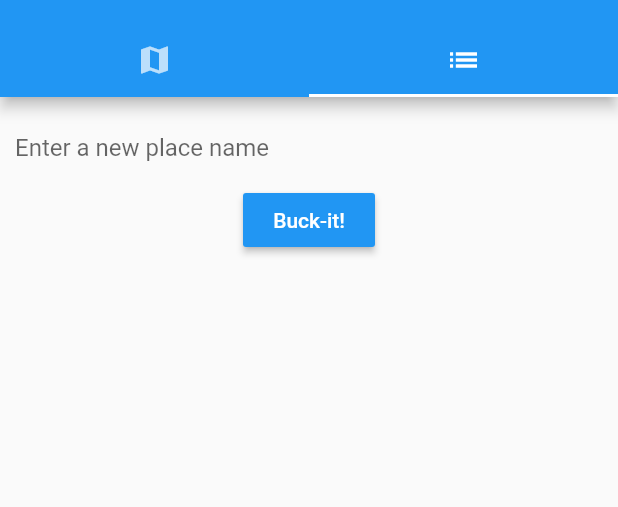
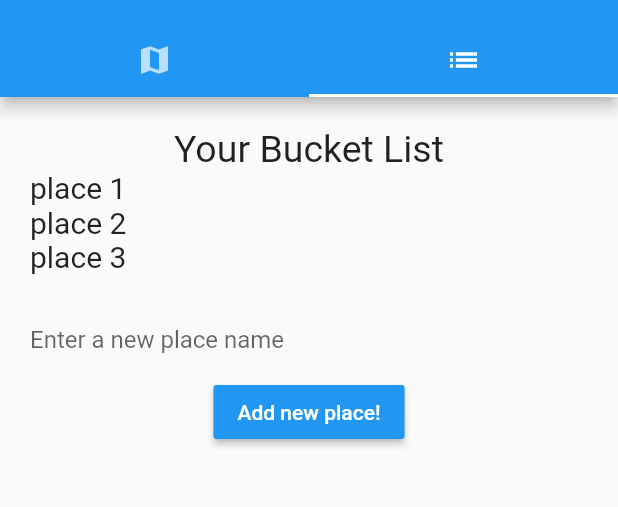
Before and after one commit to cafloyd/cityBucketList, a Flutter app: the screen it shows after launch, tab 2 chosen, on a phone screen of 412 x 824 dp, the part 59-566 px from its top. Run offline on Flutter 3.47's test engine with Material 2 defaults, Android fonts, the phone set to English and light mode, and no system bars; our stand-ins replace google_maps_flutter.

Commit message:
feature: render map view and list view

```diff
--- a/lib/addPlace.dart
+++ b/lib/addPlace.dart
@@ -27,7 +27,7 @@ class _AddPlaceState extends State<AddPlace> {
           RaisedButton(
               color: Colors.blue,
               textColor: Colors.white,
-              child: Text('Buck-it!'),
+              child: Text('Add new place!'),
               onPressed: widget.pressHandler)
         ],
       ),
--- /dev/null
+++ b/lib/individPlace.dart
@@ -0,0 +1,17 @@
+import 'package:flutter/material.dart';
+
+class IndividPlace extends StatelessWidget {
+  final String place;
+
+  IndividPlace(
+    this.place,
+  );
+
+  @override
+  Widget build(BuildContext context) {
+    return Container(
+      width: double.infinity,
+      child: Text(place, style: TextStyle(fontSize: 20)),
+    );
+  }
+}
--- a/lib/main.dart
+++ b/lib/main.dart
@@ -1,7 +1,8 @@
 import 'package:flutter/material.dart';
 
 import './map.dart';
-import './addPlace.dart';
+import './places.dart';
+
 
 void main() {
   runApp(MyApp());
@@ -14,6 +15,7 @@ class MyApp extends StatefulWidget {
 
 class _MyAppState extends State<MyApp> {
   String newPlace;
+  List<String> placeListArray = ['place 1', 'place 2', 'place 3'];
   final myController = TextEditingController();
 
   pressHandler() {
@@ -43,7 +45,7 @@ class _MyAppState extends State<MyApp> {
           body: TabBarView(
             children: [
               Map(),
-              AddPlace(pressHandler, myController),
+              Places(pressHandler, myController, newPlace, placeListArray),
             ],
           )),
     ));
--- a/lib/map.dart
+++ b/lib/map.dart
@@ -1,20 +1,23 @@
-import 'dart:async';
+// import 'dart:async';
 
 import 'package:flutter/material.dart';
 import 'package:google_maps_flutter/google_maps_flutter.dart';
 
 class Map extends StatefulWidget {
-
   @override
   _MapState createState() => _MapState();
 }
 
 class _MapState extends State<Map> {
-  static const LatLng _center = const LatLng(45.521563, -122.677433);
-  Completer<GoogleMapController>_controller = Completer();
+  GoogleMapController mapController;
+
+  LatLng _center = const LatLng(40.7128, -74.0060);
+
+
+  // Completer<GoogleMapController>_controller = Completer();
 
   void _onMapCreated(GoogleMapController controller) {
-    _controller.complete(controller);
+    mapController = controller;
   }
 
   @override
@@ -31,39 +34,9 @@ class _MapState extends State<Map> {
         onMapCreated: _onMapCreated,
         initialCameraPosition: CameraPosition(
           target: _center,
-          zoom: 11.0,
+          zoom: 13.0,
         ),
       ),
     );
   }
 }
-
-// import 'dart:async';
-// import 'package:flutter/material.dart';
-// import 'package:google_maps_flutter/google_maps_flutter.dart';
-
-// class Map extends StatefulWidget {
-//   @override
-//   _MapState createState() => _MapState();
-// }
-
-// class _MapState extends State<Map> {
-//   Completer<GoogleMapController> _controller = Completer();
-//   static const LatLng _center = const LatLng(45.521563, -122.677433);
-//   void _onMapCreated(GoogleMapController controller) {
-//     _controller.complete(controller);
-//   }
-
-//   @override
-//   Widget build(BuildContext context) {
-//     return Container(
-//       child: GoogleMap(
-//         onMapCreated: _onMapCreated,
-//         initialCameraPosition: CameraPosition(
-//           target: _center,
-//           zoom: 11.0,
-//         ),
-//       ),
-//     );
-//   }
-// }
--- /dev/null
+++ b/lib/placeList.dart
@@ -0,0 +1,36 @@
+import 'package:flutter/material.dart';
+
+import './individPlace.dart';
+
+class PlaceList extends StatefulWidget {
+  final String newPlace;
+  final List<String> placeListArray;
+
+  PlaceList(
+    this.newPlace,
+    this.placeListArray,
+  );
+
+  @override
+  _PlaceListState createState() => _PlaceListState();
+}
+
+class _PlaceListState extends State<PlaceList> {
+  @override
+  Widget build(BuildContext context) {
+    return Container(
+        width: double.infinity,
+        margin: EdgeInsets.all(10),
+        child: Column(
+          children: [
+            Text(
+              'Your Bucket List',
+              style: TextStyle(fontSize: 25),
+            ),
+            ...widget.placeListArray.map((place) {
+              return IndividPlace(place);
+            })
+          ],
+        ));
+  }
+}
--- /dev/null
+++ b/lib/places.dart
@@ -0,0 +1,37 @@
+import 'package:flutter/material.dart';
+
+import './addPlace.dart';
+import './placeList.dart';
+
+class Places extends StatefulWidget {
+  final Function pressHandler;
+  final myController;
+  final String newPlace;
+  final List<String> placeListArray;
+
+  Places(
+    this.pressHandler,
+    this.myController,
+    this.newPlace,
+    this.placeListArray,
+  );
+
+  @override
+  _PlacesState createState() => _PlacesState();
+}
+
+class _PlacesState extends State<Places> {
+  @override
+  Widget build(BuildContext context) {
+    return Container(
+      width: double.infinity,
+      margin: EdgeInsets.all(10),
+      child: Column(
+        children: [
+          PlaceList(widget.newPlace, widget.placeListArray),
+          AddPlace(widget.pressHandler, widget.myController),
+
+        ]
+    ),);
+  }
+}
--- a/pubspec.yaml
+++ b/pubspec.yaml
@@ -20,6 +20,9 @@ dependencies:
   flutter:
     sdk: flutter
 
+  google_maps_flutter: ^0.5.19
+
+  flutter_google_places: ^0.2.3
   # The following adds the Cupertino Icons font to your application.
   # Use with the CupertinoIcons class for iOS style icons.
   cupertino_icons: ^0.1.2
```
Also changed, not shown: lib/flutterDefaultTemplate.dart (deleted, +0 -83 lines), pubspec.lock, 6 other files.
